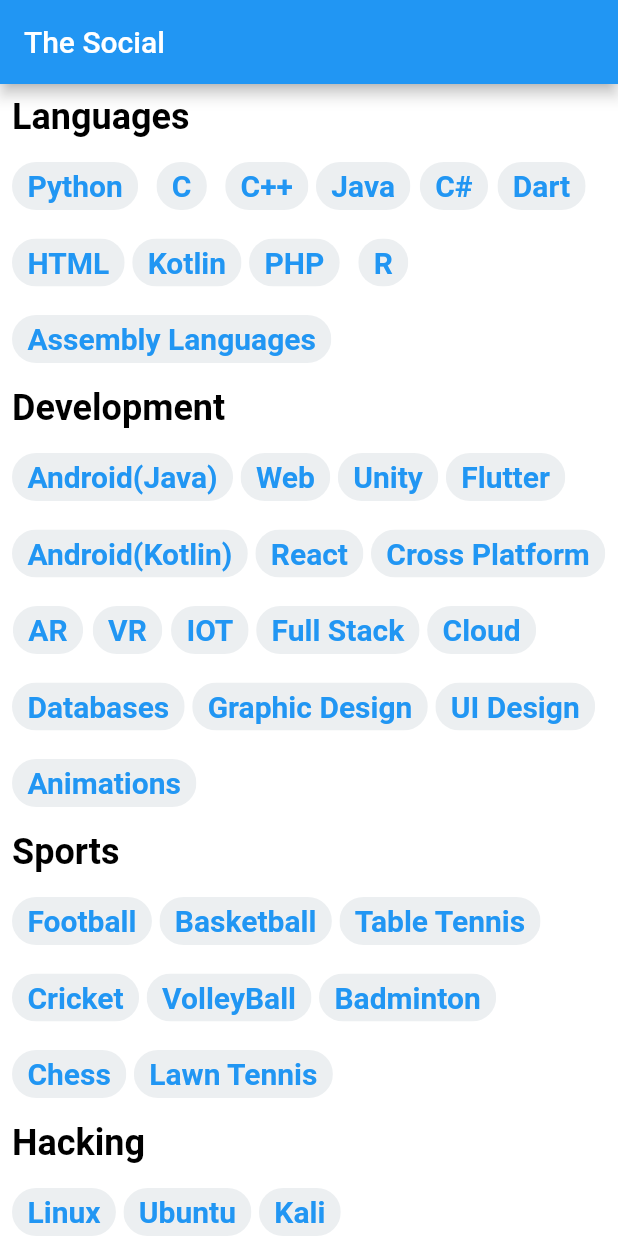
After one commit to Priyankagupta186/The-Social, a Flutter app: the FilterChipDisplay screen opened directly, on a phone screen of 412 x 824 dp. The commit adds this screen. Run offline on Flutter 3.47's test engine with Material 2 defaults, Android fonts, the phone set to English and light mode, and no system bars; our stand-ins replace cloud_firestore, firebase_auth, firebase_core, fluttertoast; accounts and stored records are empty.

Commit message:
filter chips addeded

```diff
--- /dev/null
+++ b/lib/screens/filter_screen.dart
@@ -0,0 +1,256 @@
+// ignore_for_file: unnecessary_new
+
+import 'package:flutter/material.dart';
+
+//import 'package:font_awesome_flutter/font_awesome_flutter.dart';
+class FilterChipDisplay extends StatefulWidget {
+  //const FilterChipDisplay({ Key? key }) : super(key: key);
+
+  @override
+  _FilterChipDisplayState createState() => _FilterChipDisplayState();
+}
+
+class _FilterChipDisplayState extends State<FilterChipDisplay> {
+  @override
+  Widget build(BuildContext context) {
+    return new Scaffold(
+      backgroundColor: Colors.white,
+      appBar: AppBar(
+        // leading: IconButton(
+        // icon: Icon(),
+        title: Text('The Social', style: TextStyle(color: Colors.white)),
+        //actions: <Widget>[
+        //IconButton(onPressed: onPressed, icon: icon)
+        // ],
+      ),
+
+      body: SingleChildScrollView(
+        child: Column(
+          //<Widget>
+          children: <Widget>[
+            //languagues category
+            Align(
+              alignment: Alignment.centerLeft,
+              child: Padding(
+                padding: const EdgeInsets.all(8.0),
+                child: _titleContainer("Languages"),
+               // child: _titleContainer("Languages"),
+
+              ),
+
+
+
+            ),
+            //
+            //languages list
+            Padding(
+              padding: const EdgeInsets.only(left: 8.0),
+              child: Align(
+                  alignment: Alignment.centerLeft,
+                  child: Container(
+                    child: Wrap(
+                      spacing: 5.0,
+                      runSpacing: 3.0,
+                      // ignore: prefer_const_literals_to_create_immutables
+                      children: <Widget>[
+
+                        filterChipWidget(chipName: 'Python',),
+                         filterChipWidget(chipName: 'C',),
+                          filterChipWidget(chipName: 'C++',),
+                           filterChipWidget(chipName: 'Java',),
+                            filterChipWidget(chipName: 'C#',),
+                             filterChipWidget(chipName: 'Dart',),
+                              filterChipWidget(chipName: 'HTML',),
+                              filterChipWidget(chipName: 'Kotlin',),
+                              filterChipWidget(chipName: 'PHP',),
+                               const filterChipWidget(chipName: 'R',),
+                                filterChipWidget(chipName: 'Assembly Languages',),
+                              //   filterChipWidget(chipName: 'python',),
+                               //   filterChipWidget(chipName: 'python',),
+
+
+                      ],
+                    ),
+                  )),
+            ),
+             Align(
+              alignment: Alignment.centerLeft,
+              child: Padding(
+                padding: const EdgeInsets.all(8.0),
+                child: _titleContainer("Development"),
+               // child: _titleContainer("Languages"),
+
+              ),
+
+
+
+            ),
+            //
+
+            Padding(
+              padding: const EdgeInsets.only(left: 8.0),
+              child: Align(
+                  alignment: Alignment.centerLeft,
+                  child: Container(
+                    child: Wrap(
+                      spacing: 5.0,
+                      runSpacing: 3.0,
+                      // ignore: prefer_const_literals_to_create_immutables
+                      children: <Widget>[
+
+                        filterChipWidget(chipName: 'Android(Java)',),
+                         filterChipWidget(chipName: 'Web',),
+                          filterChipWidget(chipName: 'Unity',),
+                           filterChipWidget(chipName: 'Flutter',),
+                            filterChipWidget(chipName: 'Android(Kotlin)',),
+                             filterChipWidget(chipName: 'React',),
+                              filterChipWidget(chipName: 'Cross Platform',),
+                               const filterChipWidget(chipName: 'AR',),
+                                filterChipWidget(chipName: 'VR',),
+                                filterChipWidget(chipName: 'IOT',),
+                                  filterChipWidget(chipName: 'Full Stack',),
+                                   filterChipWidget(chipName: 'Cloud',),
+                                    filterChipWidget(chipName: 'Databases',),
+                                     filterChipWidget(chipName: 'Graphic Design',),
+                           filterChipWidget(chipName: 'UI Design',),
+                            filterChipWidget(chipName: 'Animations',),
+
+
+                      ],
+                    ),
+                  )),
+            ),
+             Align(
+              alignment: Alignment.centerLeft,
+              child: Padding(
+                padding: const EdgeInsets.all(8.0),
+                child: _titleContainer("Sports"),
+               // child: _titleContainer("Languages"),
+
+              ),
+
+
+
+            ),
+            //
+
+            Padding(
+              padding: const EdgeInsets.only(left: 8.0),
+              child: Align(
+                  alignment: Alignment.centerLeft,
+                  child: Container(
+                    child: Wrap(
+                      spacing: 5.0,
+                      runSpacing: 3.0,
+                      // ignore: prefer_const_literals_to_create_immutables
+                      children: <Widget>[
+
+                        filterChipWidget(chipName: 'Football',),
+                         filterChipWidget(chipName: 'Basketball',),
+                          filterChipWidget(chipName: 'Table Tennis',),
+                           filterChipWidget(chipName: 'Cricket',),
+                            filterChipWidget(chipName: 'VolleyBall',),
+                             filterChipWidget(chipName: 'Badminton',),
+                              filterChipWidget(chipName: 'Chess',),
+                               const filterChipWidget(chipName: 'Lawn Tennis',),
+                              //  filterChipWidget(chipName: 'python',),
+                              //   filterChipWidget(chipName: 'python',),
+                               //   filterChipWidget(chipName: 'python',),
+
+
+                      ],
+                    ),
+                  )),
+            ),
+            //
+             Align(
+              alignment: Alignment.centerLeft,
+              child: Padding(
+                padding: const EdgeInsets.all(8.0),
+                child: _titleContainer("Hacking"),
+               // child: _titleContainer("Languages"),
+
+              ),
+
+
+
+            ),
+            //
+
+            Padding(
+              padding: const EdgeInsets.only(left: 8.0),
+              child: Align(
+                  alignment: Alignment.centerLeft,
+                  child: Container(
+                    child: Wrap(
+                      spacing: 5.0,
+                      runSpacing: 3.0,
+                      // ignore: prefer_const_literals_to_create_immutables
+                      children: <Widget>[
+
+                        filterChipWidget(chipName: 'Linux',),
+                         filterChipWidget(chipName: 'Ubuntu',),
+                          filterChipWidget(chipName: 'Kali',),
+                          // filterChipWidget(chipName: 'Cricket',),
+                           // filterChipWidget(chipName: 'VolleyBall',),
+                           //  filterChipWidget(chipName: 'Badminton',),
+                           //   filterChipWidget(chipName: 'Chess',),
+                            //   const filterChipWidget(chipName: 'Lawn Tennis',),
+                              //  filterChipWidget(chipName: 'python',),
+                              //   filterChipWidget(chipName: 'python',),
+                               //   filterChipWidget(chipName: 'python',),
+
+
+                      ],
+                    ),
+                  )),
+            ),
+
+
+          ],
+        ),
+      ),
+    );
+
+    // ),
+
+    // );
+  }
+}
+
+Widget _titleContainer(String myTitle) {
+  return Text(
+    myTitle,
+    style: TextStyle(
+        color: Colors.black, fontSize: 24.0, fontWeight: FontWeight.bold),
+    //),
+  );
+}
+
+class filterChipWidget extends StatefulWidget {
+  final String chipName;
+  const filterChipWidget({Key? key, required this.chipName}) : super(key: key);
+
+  @override
+  _filterChipWidgetState createState() => _filterChipWidgetState();
+}
+
+class _filterChipWidgetState extends State<filterChipWidget> {
+  var _isSelected = false;
+  @override
+  Widget build(BuildContext context) {
+    return FilterChip(
+        label: Text(widget.chipName),
+        labelStyle: TextStyle(
+            color: Colors.blue, fontSize: 20.0, fontWeight: FontWeight.bold),
+        selected: _isSelected,
+        backgroundColor: Colors.blueGrey[50],
+        onSelected: (isSelected) {
+          setState(() {
+            _isSelected = isSelected;
+          });
+        },
+     //   selectedColor: Colors.red[50],
+        );
+  }
+}
--- a/lib/screens/login_screen.dart
+++ b/lib/screens/login_screen.dart
@@ -3,6 +3,7 @@
 import 'package:firebase_auth/firebase_auth.dart';
 import 'package:flutter/material.dart';
 import 'package:fluttertoast/fluttertoast.dart';
+import 'package:the_social/screens/filter_screen.dart';
 import 'package:the_social/screens/home_screeen.dart';
 import 'package:the_social/screens/signup_screen.dart';
 
@@ -141,14 +142,14 @@
                   crossAxisAlignment: CrossAxisAlignment.center,
                   children: <Widget>[
                     SizedBox(
-                      height: 180,
+                      height: 260,
                       child: Image.asset(
-                        'assets/images/logo.jpg',
+                        'assets/images/hey.png',
                         fit: BoxFit.contain,
                       ),
                     ),
                     SizedBox(
-                      height: 10,
+                      height: 20,
                     ),
                     emailField,
                     SizedBox(
@@ -156,7 +157,7 @@
                     ),
                     passwordField,
                     SizedBox(
-                      height: 20,
+                      height: 40,
                     ),
                     Padding(
                       padding: const EdgeInsets.only(left: 70, right: 70),
@@ -209,7 +210,7 @@
           .then((uid) => {
                 Fluttertoast.showToast(msg: "Login Successfully"),
                 Navigator.of(context).pushReplacement(
-                    MaterialPageRoute(builder: (context) => HomeScreen())),
+                    MaterialPageRoute(builder: (context) => FilterChipDisplay())),
               })
           .catchError((e) {
         Fluttertoast.showToast(msg: e.toString());
--- a/lib/screens/signup_screen.dart
+++ b/lib/screens/signup_screen.dart
@@ -196,7 +196,7 @@
                     SizedBox(
                       height: 180,
                       child: Image.asset(
-                        'assets/images/wel.jpg',
+                        'assets/images/login_image1.png',
                         fit: BoxFit.contain,
                       ),
                     ),
--- a/pubspec.yaml
+++ b/pubspec.yaml
@@ -35,6 +35,10 @@
   flutter:
     sdk: flutter
   fluttertoast: ^8.0.8
+  #
+  get: any
+  filter_list: any
+  #
 
 dev_dependencies:
   flutter_lints: ^1.0.0
```
Also changed, not shown: assets/images/hey.png (added), assets/images/login_image1.png (added), pubspec.lock.
